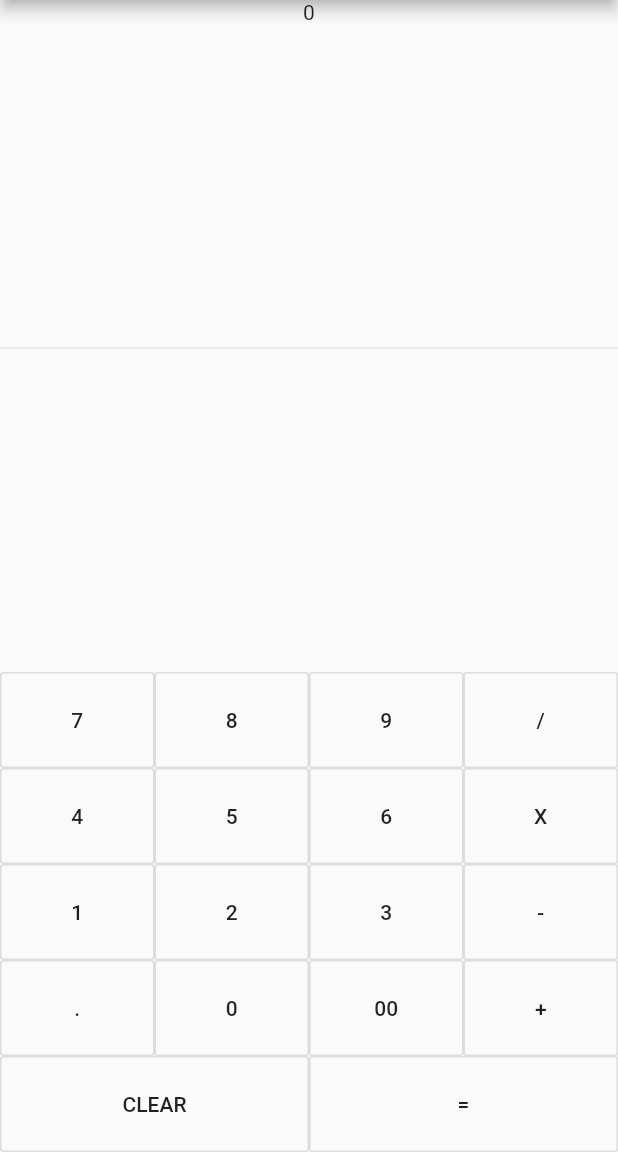
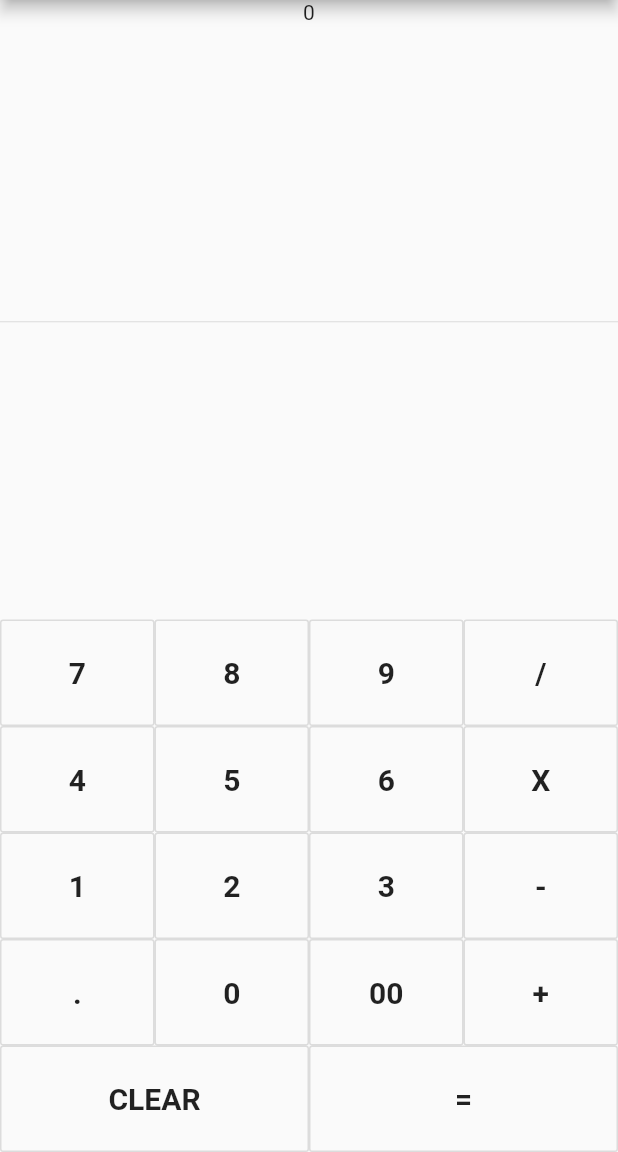
Before and after one commit to z35ali/calculator_app, a Flutter app: the screen it shows after launch, on a phone screen of 412 x 824 dp, the part 84-1236 px from its top. Run offline on Flutter 3.47's test engine with Material 2 defaults, Android fonts, the phone set to English and light mode, and no system bars.

Commit message:
Enlarge and bold button text

```diff
--- a/lib/main.dart
+++ b/lib/main.dart
@@ -49,7 +49,11 @@ class _MyHomePageState extends State<MyHomePage> {
     return new Expanded( // Buttons takes up all vertical space
       child: new OutlineButton(
         padding: new EdgeInsets.all(24.0),
-        child: new Text(buttonText),
+        child: new Text(buttonText,
+        style: TextStyle(
+          fontSize: 20.0,
+          fontWeight: FontWeight.bold
+        )),
         onPressed: () => {},
       ),
     );
```
